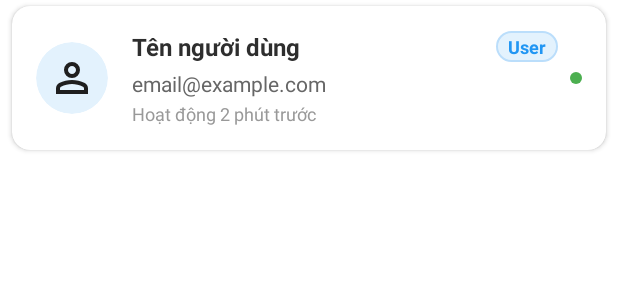
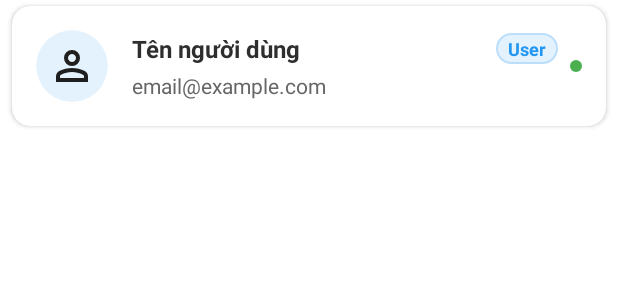
Before and after one commit to HoNguynVu/QuanLyQuanAn, an Android app: the layout chat_item.xml on its own in the app's theme, with its tools: preview values and no code run, on a phone screen of 412 x 824 dp. Shown: the top 300 px of the screen. Run offline under Robolectric (Android 15) with nearby library versions, the phone set to English and light mode, and no system bars; network calls fail.

Commit message:
fix lần cuối

```diff
--- a/app/src/main/java/com/example/doan/AdminActivity/ChatActivity.java
+++ b/app/src/main/java/com/example/doan/AdminActivity/ChatActivity.java
@@ -41,7 +41,7 @@ public class ChatActivity extends AppCompatActivity {
     private String userName;
 
     TextView txtUserName;
-    TextView txtUserStatus;
+
 
     private RecyclerView recyclerView;
     private EditText edtMessage;
@@ -76,9 +76,9 @@ public class ChatActivity extends AppCompatActivity {
         String receiverRole = getIntent().getStringExtra("user_role"); // 👈 lấy role
 
         txtUserName = findViewById(R.id.txtUserName);
-        txtUserStatus = findViewById(R.id.txtUserStatus);
+
         txtUserName.setText(userName);
-        txtUserStatus.setText("Đang hoạt động");
+
 
         recyclerView = findViewById(R.id.recyclerViewMessages);
         edtMessage = findViewById(R.id.edtMessage);
--- a/app/src/main/java/com/example/doan/DatabaseClass/Order.java
+++ b/app/src/main/java/com/example/doan/DatabaseClass/Order.java
@@ -23,7 +23,9 @@ public class Order {
     private List<OrderItem> items;
 
     @SerializedName("address")
-    private String address;    @SerializedName("customer_name")
+    private String address;
+
+    @SerializedName("customer_name")
     private String customerName;
 
     @SerializedName("phone")
--- a/app/src/main/java/com/example/doan/UserFragment/UserShoppingDrinksFragment.java
+++ b/app/src/main/java/com/example/doan/UserFragment/UserShoppingDrinksFragment.java
@@ -72,6 +72,6 @@ public class UserShoppingDrinksFragment extends Fragment {
             public void onError(String message) {
                 Log.d("Lỗi Retrofit: ", message);
             }
-        }, "Đồ uống");
+        }, "Thức uống");
     }
 }
--- a/app/src/main/res/layout/activity_detail_order.xml
+++ b/app/src/main/res/layout/activity_detail_order.xml
@@ -294,7 +294,7 @@
                     android:padding="12dp"
                     android:layout_marginStart="10dp"
                     android:layout_weight="1"
-                    android:backgroundTint="@color/red"
+                    android:backgroundTint="@color/green"
                     android:textColor="@color/white"/>
 
                 <Button
@@ -307,7 +307,7 @@
                     android:layout_marginLeft="16dp"
                     android:layout_weight="1"
                     android:layout_gravity="center"
-                    android:backgroundTint="@color/black"
+                    android:backgroundTint="@color/red"
                     android:textColor="@color/white"/>
             </LinearLayout>
 
--- a/app/src/main/res/layout/chat_item.xml
+++ b/app/src/main/res/layout/chat_item.xml
@@ -90,16 +90,6 @@
                 android:maxLines="1"
                 android:ellipsize="end" />
 
-            <TextView
-                android:id="@+id/txtLastSeen"
-                android:layout_width="match_parent"
-                android:layout_height="wrap_content"
-                android:text="Hoạt động 2 phút trước"
-                android:textColor="#999999"
-                android:textSize="12sp"
-                android:layout_marginTop="2dp"
-                android:maxLines="1"
-                android:ellipsize="end" />
 
         </LinearLayout>
 
```
Also changed, not shown: app/src/main/res/layout/activity_chat.xml (+1 -10 lines).
